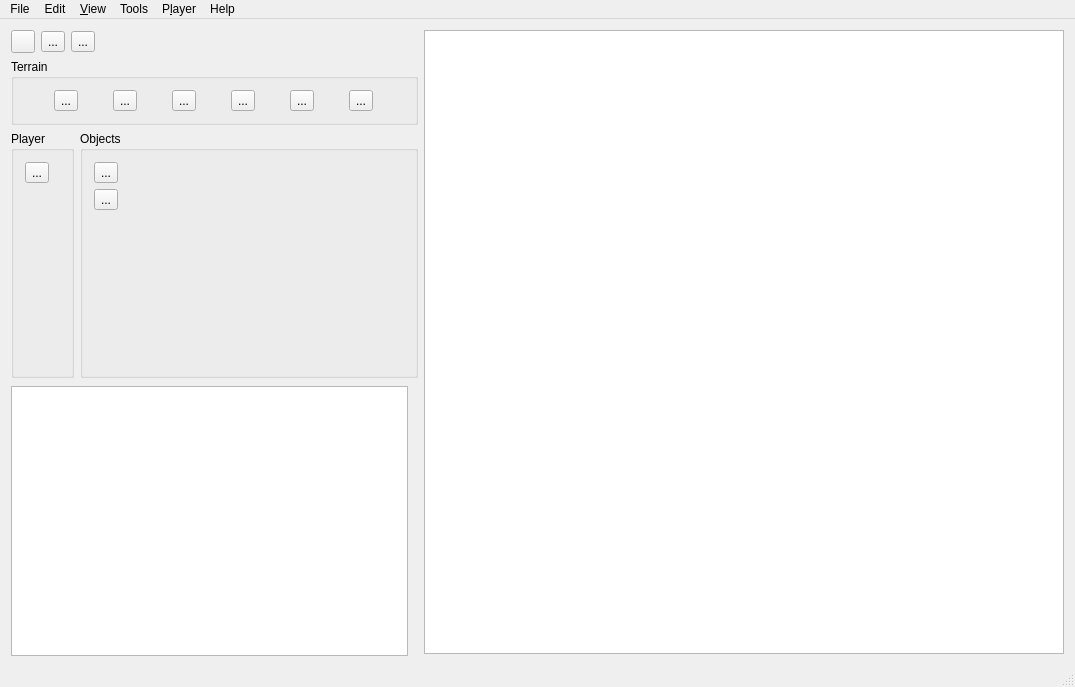
First picture: the form in MapEditor/mainwindow.ui, repository projectdelphai/ECS160_MapEditor, before the edit.
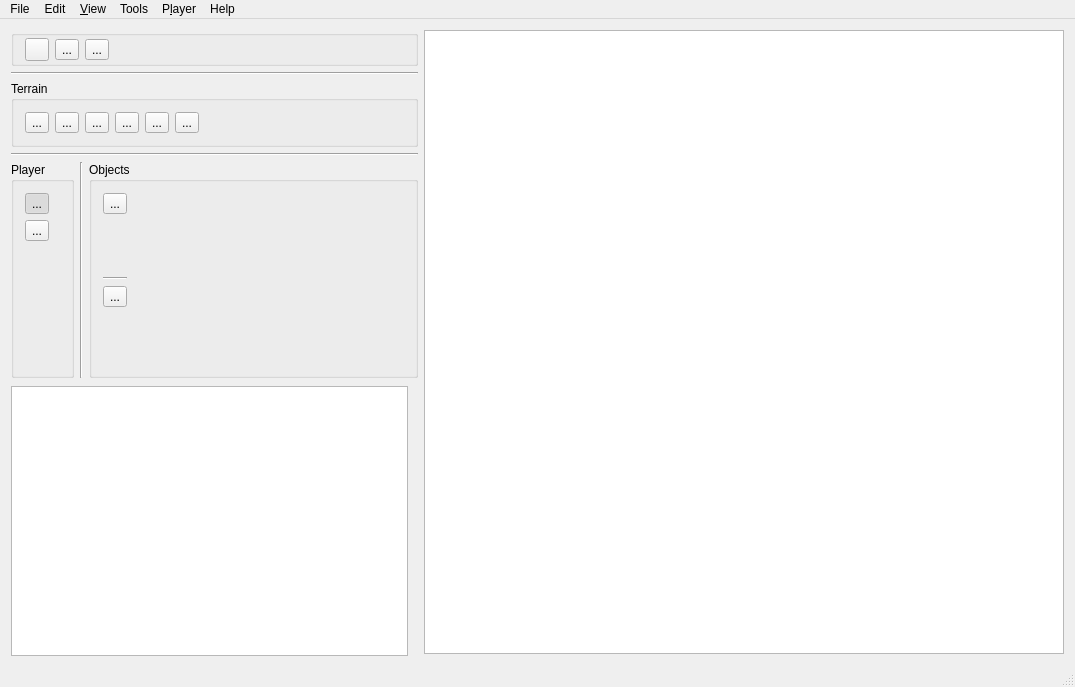
Second picture: the form after the edit. Icons and pictures are not drawn.

```diff
--- a/MapEditor/mainwindow.ui
+++ b/MapEditor/mainwindow.ui
@@ -31,8 +31,24 @@
     <item>
      <layout class="QVBoxLayout" name="verticalLayout">
       <item>
-       <layout class="QGridLayout" name="gridLayout">
-        <item row="0" column="1">
+       <widget class="QGroupBox" name="groupBox_3">
+        <property name="sizePolicy">
+         <sizepolicy hsizetype="Preferred" vsizetype="Maximum">
+          <horstretch>0</horstretch>
+          <verstretch>0</verstretch>
+         </sizepolicy>
+        </property>
+        <property name="title">
+         <string/>
+        </property>
+        <layout class="QHBoxLayout" name="horizontalLayout_8">
+         <property name="topMargin">
+          <number>2</number>
+         </property>
+         <property name="bottomMargin">
+          <number>2</number>
+         </property>
+         <item>
          <widget class="QToolButton" name="button_new">
           <property name="icon">
            <iconset resource="icons.qrc">
@@ -43,7 +59,7 @@
           </property>
          </widget>
         </item>
-        <item row="0" column="2">
+         <item>
          <widget class="QToolButton" name="button_open">
           <property name="text">
            <string>...</string>
@@ -57,7 +73,7 @@
           </property>
          </widget>
         </item>
-        <item row="0" column="3">
+         <item>
          <widget class="QToolButton" name="button_save">
           <property name="text">
            <string>...</string>
@@ -71,7 +87,7 @@
           </property>
          </widget>
         </item>
-        <item row="0" column="4">
+         <item>
          <spacer name="horizontalSpacer_2">
           <property name="orientation">
            <enum>Qt::Horizontal</enum>
@@ -85,6 +101,14 @@
          </spacer>
         </item>
        </layout>
+       </widget>
+      </item>
+      <item>
+       <widget class="Line" name="line_3">
+        <property name="orientation">
+         <enum>Qt::Horizontal</enum>
+        </property>
+       </widget>
       </item>
       <item>
        <layout class="QHBoxLayout" name="horizontalLayout_3">
@@ -235,6 +259,19 @@
              </property>
             </widget>
            </item>
+           <item>
+            <spacer name="horizontalSpacer_3">
+             <property name="orientation">
+              <enum>Qt::Horizontal</enum>
+             </property>
+             <property name="sizeHint" stdset="0">
+              <size>
+               <width>40</width>
+               <height>20</height>
+              </size>
+             </property>
+            </spacer>
+           </item>
           </layout>
           <zorder>horizontalLayoutWidget</zorder>
           <zorder>tool_rock</zorder>
@@ -247,6 +284,13 @@
         </item>
        </layout>
       </item>
+      <item>
+       <widget class="Line" name="line_2">
+        <property name="orientation">
+         <enum>Qt::Horizontal</enum>
+        </property>
+       </widget>
+      </item>
       <item>
        <layout class="QHBoxLayout" name="horizontalLayout_5">
         <item>
@@ -272,6 +316,32 @@
                  <height>16</height>
                 </size>
                </property>
+               <property name="checkable">
+                <bool>true</bool>
+               </property>
+               <property name="checked">
+                <bool>true</bool>
+               </property>
+               <property name="autoExclusive">
+                <bool>true</bool>
+               </property>
+              </widget>
+             </item>
+             <item>
+              <widget class="QToolButton" name="tool_p2">
+               <property name="text">
+                <string>...</string>
+               </property>
+               <property name="icon">
+                <iconset resource="icons.qrc">
+                 <normaloff>:/toolbar/icons/toolbar/tool_p2.png</normaloff>:/toolbar/icons/toolbar/tool_p2.png</iconset>
+               </property>
+               <property name="checkable">
+                <bool>true</bool>
+               </property>
+               <property name="autoExclusive">
+                <bool>true</bool>
+               </property>
               </widget>
              </item>
              <item>
@@ -292,6 +362,13 @@
           </item>
          </layout>
         </item>
+        <item>
+         <widget class="Line" name="line">
+          <property name="orientation">
+           <enum>Qt::Vertical</enum>
+          </property>
+         </widget>
+        </item>
         <item>
          <layout class="QVBoxLayout" name="verticalLayout_4">
           <item>
@@ -300,30 +377,9 @@
              <string>Objects</string>
             </property>
             <layout class="QGridLayout" name="gridLayout_5">
+             <item row="2" column="0">
+              <layout class="QGridLayout" name="gridLayout_4">
              <item row="0" column="0">
-              <widget class="QToolButton" name="tool_peasant1">
-               <property name="text">
-                <string>...</string>
-               </property>
-               <property name="icon">
-                <iconset resource="icons.qrc">
-                 <normaloff>:/toolbar/icons/toolbar/tool_peasant.png</normaloff>:/toolbar/icons/toolbar/tool_peasant.png</iconset>
-               </property>
-               <property name="iconSize">
-                <size>
-                 <width>46</width>
-                 <height>38</height>
-                </size>
-               </property>
-               <property name="checkable">
-                <bool>true</bool>
-               </property>
-               <property name="autoExclusive">
-                <bool>true</bool>
-               </property>
-              </widget>
-             </item>
-             <item row="1" column="0">
               <widget class="QToolButton" name="tool_townhall1">
                <property name="text">
                 <string>...</string>
@@ -346,7 +402,47 @@
                </property>
               </widget>
              </item>
-             <item row="2" column="0">
+               <item row="1" column="0">
+                <spacer name="verticalSpacer_3">
+                 <property name="orientation">
+                  <enum>Qt::Vertical</enum>
+                 </property>
+                 <property name="sizeHint" stdset="0">
+                  <size>
+                   <width>20</width>
+                   <height>40</height>
+                  </size>
+                 </property>
+                </spacer>
+               </item>
+              </layout>
+             </item>
+             <item row="0" column="0">
+              <layout class="QGridLayout" name="gridLayout_3">
+               <item row="0" column="0">
+                <widget class="QToolButton" name="tool_peasant1">
+                 <property name="text">
+                  <string>...</string>
+                 </property>
+                 <property name="icon">
+                  <iconset resource="icons.qrc">
+                   <normaloff>:/toolbar/icons/toolbar/tool_peasant.png</normaloff>:/toolbar/icons/toolbar/tool_peasant.png</iconset>
+                 </property>
+                 <property name="iconSize">
+                  <size>
+                   <width>46</width>
+                   <height>38</height>
+                  </size>
+                 </property>
+                 <property name="checkable">
+                  <bool>true</bool>
+                 </property>
+                 <property name="autoExclusive">
+                  <bool>true</bool>
+                 </property>
+                </widget>
+               </item>
+               <item row="1" column="0">
               <spacer name="verticalSpacer">
                <property name="orientation">
                 <enum>Qt::Vertical</enum>
@@ -359,6 +455,8 @@
                </property>
               </spacer>
              </item>
+              </layout>
+             </item>
              <item row="0" column="1">
               <spacer name="horizontalSpacer">
                <property name="orientation">
@@ -372,6 +470,13 @@
                </property>
               </spacer>
              </item>
+             <item row="1" column="0">
+              <widget class="Line" name="line_4">
+               <property name="orientation">
+                <enum>Qt::Horizontal</enum>
+               </property>
+              </widget>
+             </item>
             </layout>
            </widget>
           </item>
```
Left out of the diff: 100 changed lines with no effect on the pictures. Lines whose indentation alone changed are shown as unchanged.
